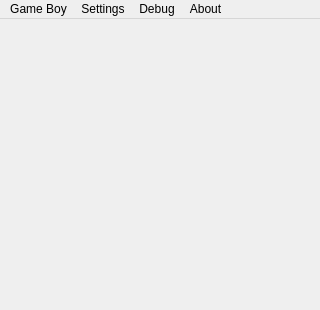
The window that platforms/qt-shared/MainWindow.ui (drhelius/Gearboy) describes before a commit, drawn with Qt 5.
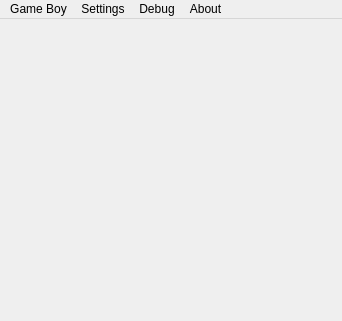
The same window after the commit.

Commit message: window resize and fullscreen

```diff
--- a/platforms/qt-shared/MainWindow.ui
+++ b/platforms/qt-shared/MainWindow.ui
@@ -6,30 +6,48 @@
    <rect>
     <x>0</x>
     <y>0</y>
-    <width>320</width>
-    <height>310</height>
+    <width>342</width>
+    <height>321</height>
    </rect>
   </property>
+  <property name="sizePolicy">
+   <sizepolicy hsizetype="Preferred" vsizetype="Preferred">
+    <horstretch>0</horstretch>
+    <verstretch>0</verstretch>
+   </sizepolicy>
+  </property>
   <property name="windowTitle">
    <string>Gearboy</string>
   </property>
   <widget class="QWidget" name="centralwidget">
    <property name="sizePolicy">
-    <sizepolicy hsizetype="Fixed" vsizetype="Fixed">
+    <sizepolicy hsizetype="Minimum" vsizetype="Minimum">
      <horstretch>0</horstretch>
      <verstretch>0</verstretch>
     </sizepolicy>
    </property>
+   <property name="layoutDirection">
+    <enum>Qt::LeftToRight</enum>
+   </property>
+   <property name="autoFillBackground">
+    <bool>false</bool>
+   </property>
   </widget>
   <widget class="QMenuBar" name="menubar">
    <property name="geometry">
     <rect>
      <x>0</x>
      <y>0</y>
-     <width>320</width>
-     <height>22</height>
+     <width>342</width>
+     <height>26</height>
     </rect>
    </property>
+   <property name="sizePolicy">
+    <sizepolicy hsizetype="Expanding" vsizetype="MinimumExpanding">
+     <horstretch>0</horstretch>
+     <verstretch>0</verstretch>
+    </sizepolicy>
+   </property>
    <widget class="QMenu" name="menuSettings">
     <property name="title">
      <string>Settings</string>
```
Left out of the diff: 18 changed lines with no effect on the pictures. The commit also changes 2 other files.
